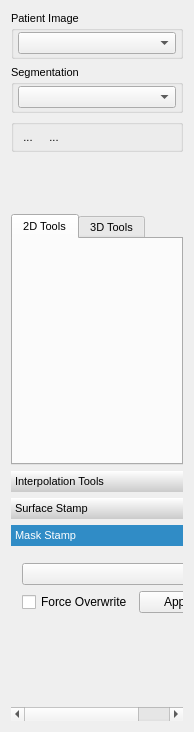
Before: the Qt Designer form Plugins/org.mitk.gui.qt.multilabelsegmentation/src/internal/QmitkMultiLabelSegmentationControls.ui in MITK/MITK, drawn with Qt 5.
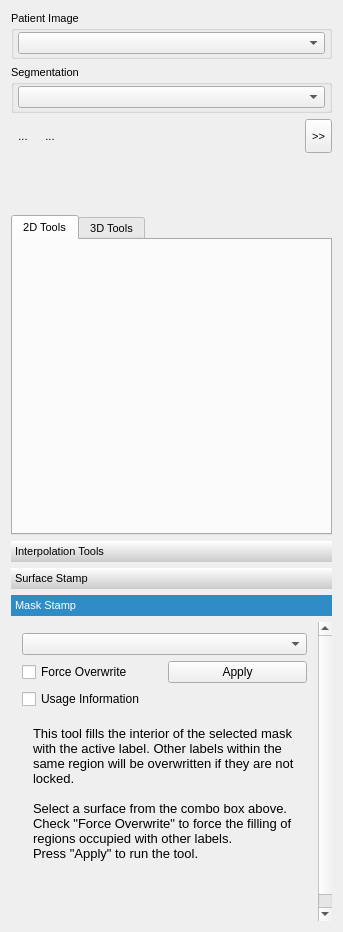
After: the same form once the commit is applied. The open tabs and pages were chosen to show the change. Icons and pictures are not drawn. Custom widgets are drawn as their Qt base class.

Commit message: added a sub menu for detailed vs smoothed surface creation

Patch:
```diff
--- a/Plugins/org.mitk.gui.qt.multilabelsegmentation/src/internal/QmitkMultiLabelSegmentationControls.ui
+++ b/Plugins/org.mitk.gui.qt.multilabelsegmentation/src/internal/QmitkMultiLabelSegmentationControls.ui
@@ -6,8 +6,8 @@
    <rect>
     <x>0</x>
     <y>0</y>
-    <width>194</width>
-    <height>732</height>
+    <width>343</width>
+    <height>932</height>
    </rect>
   </property>
   <property name="sizePolicy">
@@ -36,7 +36,7 @@
   <property name="windowTitle">
    <string>QmitkSegmentation</string>
   </property>
-  <layout class="QVBoxLayout" name="verticalLayout_3">
+  <layout class="QVBoxLayout" name="verticalLayout_6">
    <item>
     <widget class="QGroupBox" name="groupBox">
      <property name="sizePolicy">
@@ -118,16 +118,9 @@
     </widget>
    </item>
    <item>
-    <widget class="QGroupBox" name="groupBox_2">
-     <property name="title">
-      <string/>
-     </property>
      <layout class="QHBoxLayout" name="horizontalLayout_5">
       <property name="spacing">
-       <number>2</number>
-      </property>
-      <property name="margin">
-       <number>2</number>
+      <number>3</number>
       </property>
       <item>
        <widget class="QToolButton" name="m_pbNewSegmentationSession">
@@ -194,8 +187,38 @@
         </property>
        </spacer>
       </item>
-     </layout>
-    </widget>
+     <item>
+      <widget class="QToolButton" name="m_pbShowLabelTable">
+       <property name="minimumSize">
+        <size>
+         <width>0</width>
+         <height>34</height>
+        </size>
+       </property>
+       <property name="toolTip">
+        <string>Show a table with all labels in the current segmentation session</string>
+       </property>
+       <property name="text">
+        <string>&gt;&gt;</string>
+       </property>
+       <property name="iconSize">
+        <size>
+         <width>28</width>
+         <height>28</height>
+        </size>
+       </property>
+       <property name="checkable">
+        <bool>true</bool>
+       </property>
+       <property name="autoRaise">
+        <bool>false</bool>
+       </property>
+       <property name="arrowType">
+        <enum>Qt::NoArrow</enum>
+       </property>
+      </widget>
+     </item>
+    </layout>
    </item>
    <item>
     <widget class="QmitkLabelSetWidget" name="m_LabelSetWidget" native="true">
@@ -463,6 +486,47 @@
          </item>
         </layout>
        </item>
+       <item>
+        <widget class="QCheckBox" name="m_cbSurfaceStampShowInformation">
+         <property name="text">
+          <string>Usage Information</string>
+         </property>
+        </widget>
+       </item>
+       <item>
+        <widget class="QWidget" name="m_SurfaceStampInformationWidget" native="true">
+         <property name="minimumSize">
+          <size>
+           <width>0</width>
+           <height>0</height>
+          </size>
+         </property>
+         <layout class="QVBoxLayout" name="verticalLayout_3">
+          <item>
+           <widget class="QLabel" name="lblInfo">
+            <property name="text">
+             <string>&lt;!DOCTYPE HTML PUBLIC &quot;-//W3C//DTD HTML 4.0//EN&quot; &quot;http://www.w3.org/TR/REC-html40/strict.dtd&quot;&gt;
+&lt;html&gt;&lt;head&gt;&lt;meta name=&quot;qrichtext&quot; content=&quot;1&quot; /&gt;&lt;style type=&quot;text/css&quot;&gt;
+p, li { white-space: pre-wrap; }
+&lt;/style&gt;&lt;/head&gt;&lt;body style=&quot; font-family:'MS Shell Dlg 2'; font-size:8pt; font-weight:400; font-style:normal;&quot;&gt;
+&lt;p style=&quot; margin-top:0px; margin-bottom:0px; margin-left:0px; margin-right:0px; -qt-block-indent:0; text-indent:0px;&quot;&gt;&lt;span style=&quot; font-family:'Sans'; font-size:10pt;&quot;&gt;This functionality fills the interior of the selected surface with the active label. Other labels within the same region will be overwritten if they are not locked.&lt;/span&gt;&lt;/p&gt;
+&lt;p style=&quot;-qt-paragraph-type:empty; margin-top:0px; margin-bottom:0px; margin-left:0px; margin-right:0px; -qt-block-indent:0; text-indent:0px; font-family:'Sans'; font-size:10pt;&quot;&gt;&lt;br /&gt;&lt;/p&gt;
+&lt;p style=&quot; margin-top:0px; margin-bottom:0px; margin-left:0px; margin-right:0px; -qt-block-indent:0; text-indent:0px;&quot;&gt;&lt;span style=&quot; font-family:'Sans'; font-size:10pt;&quot;&gt;Select a surface from the combo box above.&lt;/span&gt;&lt;/p&gt;
+&lt;p style=&quot; margin-top:0px; margin-bottom:0px; margin-left:0px; margin-right:0px; -qt-block-indent:0; text-indent:0px;&quot;&gt;&lt;span style=&quot; font-family:'Sans'; font-size:10pt;&quot;&gt;Check &amp;quot;Force Overwrite&amp;quot; to force the filling of regions occupied with other labels.&lt;/span&gt;&lt;/p&gt;
+&lt;p style=&quot; margin-top:0px; margin-bottom:0px; margin-left:0px; margin-right:0px; -qt-block-indent:0; text-indent:0px;&quot;&gt;&lt;span style=&quot; font-family:'Sans'; font-size:10pt;&quot;&gt;Press &amp;quot;Apply&amp;quot; to run the tool.&lt;/span&gt;&lt;/p&gt;
+&lt;p style=&quot;-qt-paragraph-type:empty; margin-top:0px; margin-bottom:0px; margin-left:0px; margin-right:0px; -qt-block-indent:0; text-indent:0px;&quot;&gt;&lt;br /&gt;&lt;/p&gt;&lt;/body&gt;&lt;/html&gt;</string>
+            </property>
+            <property name="alignment">
+             <set>Qt::AlignVCenter</set>
+            </property>
+            <property name="wordWrap">
+             <bool>true</bool>
+            </property>
+           </widget>
+          </item>
+         </layout>
+        </widget>
+       </item>
        <item>
         <spacer name="verticalSpacer_4">
          <property name="orientation">
@@ -483,8 +547,8 @@
        <rect>
         <x>0</x>
         <y>0</y>
-        <width>202</width>
-        <height>75</height>
+        <width>308</width>
+        <height>319</height>
        </rect>
       </property>
       <attribute name="label">
@@ -519,6 +583,47 @@
          </item>
         </layout>
        </item>
+       <item>
+        <widget class="QCheckBox" name="m_cbMaskStampShowInformation">
+         <property name="text">
+          <string>Usage Information</string>
+         </property>
+        </widget>
+       </item>
+       <item>
+        <widget class="QWidget" name="m_MaskStampInformationWidget" native="true">
+         <property name="minimumSize">
+          <size>
+           <width>0</width>
+           <height>0</height>
+          </size>
+         </property>
+         <layout class="QVBoxLayout" name="verticalLayout_5">
+          <item>
+           <widget class="QLabel" name="lblInfo_2">
+            <property name="text">
+             <string>&lt;!DOCTYPE HTML PUBLIC &quot;-//W3C//DTD HTML 4.0//EN&quot; &quot;http://www.w3.org/TR/REC-html40/strict.dtd&quot;&gt;
+&lt;html&gt;&lt;head&gt;&lt;meta name=&quot;qrichtext&quot; content=&quot;1&quot; /&gt;&lt;style type=&quot;text/css&quot;&gt;
+p, li { white-space: pre-wrap; }
+&lt;/style&gt;&lt;/head&gt;&lt;body style=&quot; font-family:'MS Shell Dlg 2'; font-size:8pt; font-weight:400; font-style:normal;&quot;&gt;
+&lt;p style=&quot; margin-top:0px; margin-bottom:0px; margin-left:0px; margin-right:0px; -qt-block-indent:0; text-indent:0px;&quot;&gt;&lt;span style=&quot; font-family:'Sans'; font-size:10pt;&quot;&gt;This tool fills the interior of the selected mask with the active label. &lt;/span&gt;&lt;span style=&quot; font-family:'Sans'; font-size:10pt;&quot;&gt;Other labels within the same region will be overwritten if they are not locked.&lt;/span&gt;&lt;/p&gt;
+&lt;p style=&quot;-qt-paragraph-type:empty; margin-top:0px; margin-bottom:0px; margin-left:0px; margin-right:0px; -qt-block-indent:0; text-indent:0px; font-family:'Sans'; font-size:10pt;&quot;&gt;&lt;br /&gt;&lt;/p&gt;
+&lt;p style=&quot; margin-top:0px; margin-bottom:0px; margin-left:0px; margin-right:0px; -qt-block-indent:0; text-indent:0px;&quot;&gt;&lt;span style=&quot; font-family:'Sans'; font-size:10pt;&quot;&gt;Select a surface from the combo box above.&lt;/span&gt;&lt;/p&gt;
+&lt;p style=&quot; margin-top:0px; margin-bottom:0px; margin-left:0px; margin-right:0px; -qt-block-indent:0; text-indent:0px;&quot;&gt;&lt;span style=&quot; font-family:'Sans'; font-size:10pt;&quot;&gt;Check &amp;quot;Force Overwrite&amp;quot; to force the filling of regions occupied with other labels.&lt;/span&gt;&lt;/p&gt;
+&lt;p style=&quot; margin-top:0px; margin-bottom:0px; margin-left:0px; margin-right:0px; -qt-block-indent:0; text-indent:0px;&quot;&gt;&lt;span style=&quot; font-family:'Sans'; font-size:10pt;&quot;&gt;Press &amp;quot;Apply&amp;quot; to run the tool.&lt;/span&gt;&lt;/p&gt;
+&lt;p style=&quot;-qt-paragraph-type:empty; margin-top:0px; margin-bottom:0px; margin-left:0px; margin-right:0px; -qt-block-indent:0; text-indent:0px;&quot;&gt;&lt;br /&gt;&lt;/p&gt;&lt;/body&gt;&lt;/html&gt;</string>
+            </property>
+            <property name="alignment">
+             <set>Qt::AlignVCenter</set>
+            </property>
+            <property name="wordWrap">
+             <bool>true</bool>
+            </property>
+           </widget>
+          </item>
+         </layout>
+        </widget>
+       </item>
        <item>
         <spacer name="verticalSpacer_3">
          <property name="orientation">
```
Left out of the diff: 11 changed lines with no effect on the pictures. Lines whose indentation alone changed are shown as unchanged. The commit also changes 9 other files.
